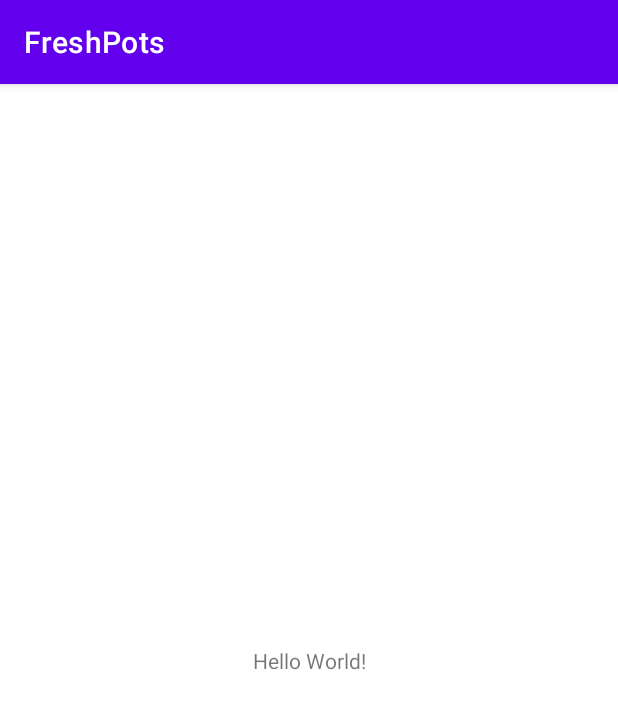
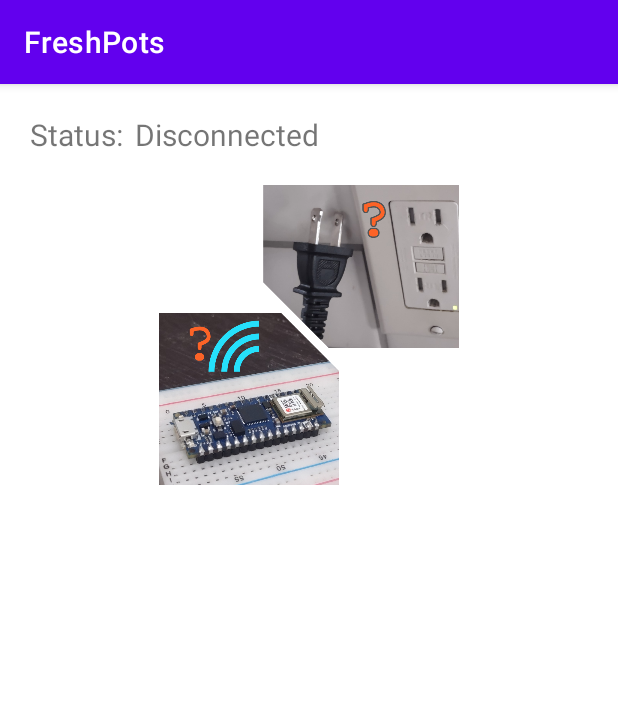
Before and after one commit to jchilton/FreshPots, an Android app: the screen it shows after launch (MainActivity), on a phone screen of 412 x 824 dp. Shown: the top 709 px of the screen. Run offline under Robolectric (Android 15) with nearby library versions, the phone set to English and light mode, and no system bars.

Commit message:
adds images, halfway done layout to main page

```diff
--- a/app/src/main/res/layout/activity_main.xml
+++ b/app/src/main/res/layout/activity_main.xml
@@ -7,12 +7,40 @@
     tools:context=".MainActivity">
 
     <TextView
+        android:id="@+id/statusHeader"
         android:layout_width="wrap_content"
         android:layout_height="wrap_content"
-        android:text="Hello World!"
-        app:layout_constraintBottom_toBottomOf="parent"
-        app:layout_constraintEnd_toEndOf="parent"
+        android:layout_marginStart="@dimen/std_margin"
+        android:layout_marginTop="@dimen/std_margin"
+        android:text="@string/pot_status"
+        android:textSize="20sp"
         app:layout_constraintStart_toStartOf="parent"
         app:layout_constraintTop_toTopOf="parent" />
 
+    <TextView
+        android:id="@+id/statusText"
+        android:layout_width="wrap_content"
+        android:layout_height="wrap_content"
+        android:layout_marginStart="@dimen/small_margin"
+        android:layout_marginTop="@dimen/std_margin"
+        android:text="Disconnected"
+        android:textSize="20sp"
+        app:layout_constraintStart_toEndOf="@+id/statusHeader"
+        app:layout_constraintTop_toTopOf="parent" />
+
+    <ImageView
+        android:id="@+id/statusImage"
+        android:layout_width="200dp"
+        android:layout_height="200dp"
+        android:layout_marginTop="@dimen/std_margin"
+        app:layout_constraintStart_toStartOf="parent"
+        app:layout_constraintTop_toBottomOf="@+id/statusHeader"
+        app:layout_constraintEnd_toEndOf="parent"
+        app:srcCompat="@drawable/nc"
+        />
+
+
+
+
+
 </androidx.constraintlayout.widget.ConstraintLayout>
--- /dev/null
+++ b/app/src/main/res/values-night/dimens.xml
@@ -0,0 +1,4 @@
+<?xml version="1.0" encoding="utf-8"?>
+<resources>
+    <dimen name="std_margin">20dp</dimen>
+</resources>
--- /dev/null
+++ b/app/src/main/res/values/dimens.xml
@@ -0,0 +1,5 @@
+<?xml version="1.0" encoding="utf-8"?>
+<resources>
+    <dimen name="std_margin">20dp</dimen>
+    <dimen name="small_margin">8dp</dimen>
+</resources>
--- a/app/src/main/res/values/strings.xml
+++ b/app/src/main/res/values/strings.xml
@@ -1,3 +1,4 @@
 <resources>
     <string name="app_name">FreshPots</string>
+    <string name="pot_status">Status:</string>
 </resources>
```
Also changed, not shown: app/src/main/res/drawable/nc.png (added), app/src/main/res/drawable/off.jpg (added), app/src/main/res/drawable/on.jpg (added).
